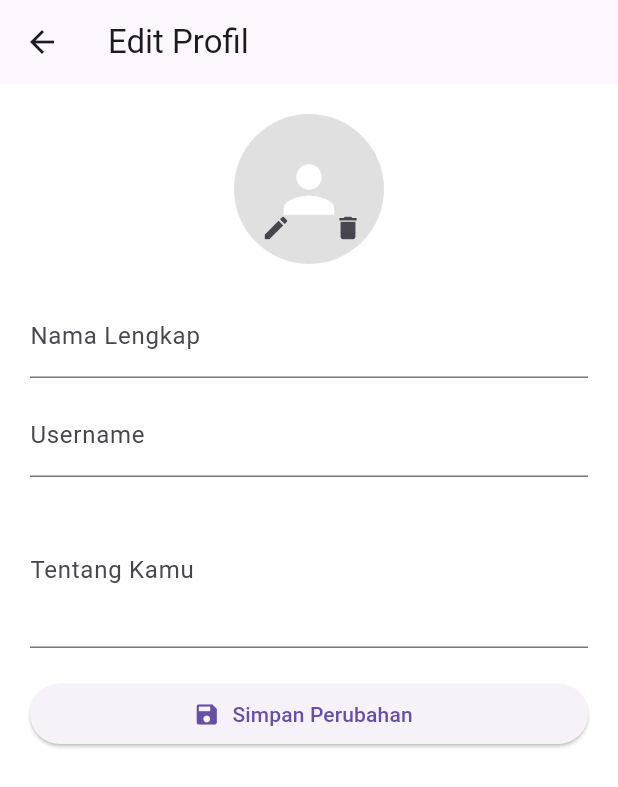
After one commit to Aprilrianto/lexicon, a Flutter app: the ProfileScreen screen opened by its route, after a tap on "Edit Profil", on a phone screen of 412 x 824 dp. The commit adds this screen. Shown: the top 787 px of the screen. Run offline on Flutter 3.47's test engine with Material 3 defaults, Android fonts, the light colour scheme and no system bars; our stand-ins replace image_picker, supabase_flutter; accounts and stored records are empty; network calls fail.

Commit message:
memperbaiki menu profil ,register dan menambah edit profil

```diff
--- a/lib/main.dart
+++ b/lib/main.dart
@@ -1,9 +1,11 @@
 import 'package:flutter/material.dart';
 import 'package:supabase_flutter/supabase_flutter.dart';
+
 import 'screens/login_screen.dart';
 import 'screens/register_screen.dart';
 import 'screens/home_screen.dart';
-import 'screens/profile_screen.dart'; // Tambahkan ini
+import 'screens/profile_screen.dart';
+import './screens/EditProfileScreen.dart'; // ✅ Tambahkan ini juga
 
 void main() async {
   WidgetsFlutterBinding.ensureInitialized();
@@ -34,7 +36,8 @@ class LexiconApp extends StatelessWidget {
         '/login': (context) => const LoginScreen(),
         '/register': (context) => const RegisterScreen(),
         '/home': (context) => const HomeScreen(),
-        '/profile': (context) => const ProfileScreen(), // ✅ Tambahkan route profile
+        '/profile': (context) => const ProfileScreen(), // ✅ Profile page
+        '/edit_profile': (context) => const EditProfileScreen(), // ✅ Tambahan halaman edit
       },
     );
   }
--- a/lib/models/profile.dart
+++ b/lib/models/profile.dart
@@ -1,19 +1,25 @@
 class Profile {
   final String id;
   final String fullName;
+  final String username;
   final String avatarUrl;
+  final String bio;
 
   Profile({
     required this.id,
     required this.fullName,
+    required this.username,
     required this.avatarUrl,
+    required this.bio,
   });
 
   factory Profile.fromMap(Map<String, dynamic> map) {
     return Profile(
       id: map['id'] ?? '',
       fullName: map['full_name'] ?? '',
+      username: map['username'] ?? '',
       avatarUrl: map['avatar_url'] ?? '',
+      bio: map['bio'] ?? '',
     );
   }
 
@@ -21,7 +27,9 @@ class Profile {
     return {
       'id': id,
       'full_name': fullName,
+      'username': username,
       'avatar_url': avatarUrl,
+      'bio': bio,
     };
   }
 }
--- /dev/null
+++ b/lib/screens/EditProfileScreen.dart
@@ -0,0 +1,156 @@
+import 'dart:io';
+import 'package:flutter/foundation.dart';
+import 'package:flutter/material.dart';
+import 'package:image_picker/image_picker.dart';
+import 'package:supabase_flutter/supabase_flutter.dart';
+import '../services/strorage_service.dart';
+
+class EditProfileScreen extends StatefulWidget {
+  const EditProfileScreen({super.key});
+
+  @override
+  State<EditProfileScreen> createState() => _EditProfileScreenState();
+}
+
+class _EditProfileScreenState extends State<EditProfileScreen> {
+  final user = Supabase.instance.client.auth.currentUser;
+  final _nameController = TextEditingController();
+  final _usernameController = TextEditingController();
+  final _bioController = TextEditingController();
+  String? _avatarUrl;
+  XFile? _pickedFile;
+  bool _loading = true;
+
+  @override
+  void initState() {
+    super.initState();
+    _loadProfile();
+  }
+
+  Future<void> _loadProfile() async {
+    final res = await Supabase.instance.client
+        .from('profiles')
+        .select()
+        .eq('id', user!.id)
+        .single();
+
+    _nameController.text = res['full_name'] ?? '';
+    _usernameController.text = res['username'] ?? '';
+    _bioController.text = res['bio'] ?? '';
+    _avatarUrl = res['avatar_url'];
+    setState(() => _loading = false);
+  }
+
+  Future<void> _pickImage() async {
+    final picker = ImagePicker();
+    final picked = await picker.pickImage(source: ImageSource.gallery);
+    if (picked != null) setState(() => _pickedFile = picked);
+  }
+
+  Future<void> _deleteAvatar() async {
+    await Supabase.instance.client
+        .from('profiles')
+        .update({'avatar_url': ''})
+        .eq('id', user!.id);
+    setState(() {
+      _avatarUrl = '';
+      _pickedFile = null;
+    });
+  }
+
+  Future<void> _saveProfile() async {
+    String avatarUrl = _avatarUrl ?? '';
+    if (_pickedFile != null) {
+      final file = kIsWeb ? _pickedFile! : File(_pickedFile!.path);
+      avatarUrl = await StorageService.uploadAvatar(user!.id, file);
+    }
+
+    await Supabase.instance.client.from('profiles').update({
+      'full_name': _nameController.text.trim(),
+      'username': _usernameController.text.trim(),
+      'bio': _bioController.text.trim(),
+      'avatar_url': avatarUrl,
+    }).eq('id', user!.id);
+
+    if (mounted) {
+      ScaffoldMessenger.of(context).showSnackBar(
+        const SnackBar(content: Text('Profil berhasil diperbarui')),
+      );
+      Navigator.pop(context);
+    }
+  }
+
+  @override
+  Widget build(BuildContext context) {
+    return Scaffold(
+      appBar: AppBar(title: const Text("Edit Profil")),
+      body: _loading
+          ? const Center(child: CircularProgressIndicator())
+          : ListView(
+              padding: const EdgeInsets.all(20),
+              children: [
+                Center(
+                  child: Stack(
+                    children: [
+                      CircleAvatar(
+                        radius: 50,
+                        backgroundColor: Colors.grey.shade300,
+                        backgroundImage: _pickedFile != null
+                            ? FileImage(File(_pickedFile!.path))
+                            : (_avatarUrl != null && _avatarUrl!.isNotEmpty)
+                                ? NetworkImage(_avatarUrl!) as ImageProvider
+                                : null,
+                        child: (_avatarUrl == null || _avatarUrl!.isEmpty) &&
+                                _pickedFile == null
+                            ? const Icon(Icons.person, size: 50, color: Colors.white)
+                            : null,
+                      ),
+                      Positioned(
+                        right: 0,
+                        bottom: 0,
+                        child: Row(
+                          children: [
+                            IconButton(
+                              icon: const Icon(Icons.edit, size: 20),
+                              onPressed: _pickImage,
+                            ),
+                            IconButton(
+                              icon: const Icon(Icons.delete, size: 20),
+                              onPressed: _deleteAvatar,
+                            ),
+                          ],
+                        ),
+                      ),
+                    ],
+                  ),
+                ),
+                const SizedBox(height: 20),
+                TextField(
+                  controller: _nameController,
+                  decoration: const InputDecoration(labelText: 'Nama Lengkap'),
+                ),
+                const SizedBox(height: 10),
+                TextField(
+                  controller: _usernameController,
+                  decoration: const InputDecoration(labelText: 'Username'),
+                ),
+                const SizedBox(height: 10),
+                TextField(
+                  controller: _bioController,
+                  maxLines: 3,
+                  decoration: const InputDecoration(
+                    labelText: 'Tentang Kamu',
+                    hintText: 'Tambahkan keterangan singkat tentang diri kamu',
+                  ),
+                ),
+                const SizedBox(height: 20),
+                ElevatedButton.icon(
+                  onPressed: _saveProfile,
+                  icon: const Icon(Icons.save),
+                  label: const Text("Simpan Perubahan"),
+                ),
+              ],
+            ),
+    );
+  }
+}
--- a/lib/screens/profile_screen.dart
+++ b/lib/screens/profile_screen.dart
@@ -1,10 +1,7 @@
-import 'dart:io';
+// Halaman Profile (hanya untuk menampilkan profil & navigasi ke Edit)
 import 'package:flutter/material.dart';
-import 'package:flutter/foundation.dart'; // untuk kIsWeb
-import 'package:image_picker/image_picker.dart';
 import 'package:supabase_flutter/supabase_flutter.dart';
-import '../models/profile.dart';
-import '../services/strorage_service.dart';
+import 'EditProfileScreen.dart';
 
 class ProfileScreen extends StatefulWidget {
   const ProfileScreen({super.key});
@@ -15,55 +12,8 @@ class ProfileScreen extends StatefulWidget {
 
 class _ProfileScreenState extends State<ProfileScreen> {
   final user = Supabase.instance.client.auth.currentUser;
-  final _nameController = TextEditingController();
-  String? _avatarUrl;
-  XFile? _newAvatar;
+  Map<String, dynamic>? _profile;
   bool _loading = true;
-
-  Future<void> _loadProfile() async {
-    final res = await Supabase.instance.client
-        .from('profiles')
-        .select()
-        .eq('id', user!.id)
-        .single();
-    final profile = Profile.fromMap(res);
-    _nameController.text = profile.fullName;
-    _avatarUrl = profile.avatarUrl;
-    setState(() => _loading = false);
-  }
-
-  Future<void> _pickAvatar() async {
-    final picked = await ImagePicker().pickImage(source: ImageSource.gallery);
-    if (picked != null) setState(() => _newAvatar = picked);
-  }
-
-  Future<void> _save() async {
-    String avatarUrl = _avatarUrl ?? '';
-    if (_newAvatar != null) {
-      final file = kIsWeb ? _newAvatar! : File(_newAvatar!.path);
-      avatarUrl = await StorageService.uploadAvatar(user!.id, file);
-    }
-    await Supabase.instance.client.from('profiles').update({
-      'full_name': _nameController.text.trim(),
-      'avatar_url': avatarUrl,
-    }).eq('id', user!.id);
-    Navigator.pop(context);
-  }
-
-  Future<void> _deleteAvatar() async {
-    await Supabase.instance.client.from('profiles').update({
-      'avatar_url': ''
-    }).eq('id', user!.id);
-    setState(() {
-      _avatarUrl = '';
-      _newAvatar = null;
-    });
-  }
-
-  Future<void> _logout() async {
-    await Supabase.instance.client.auth.signOut();
-    if (mounted) Navigator.pushReplacementNamed(context, '/login');
-  }
 
   @override
   void initState() {
@@ -71,55 +21,67 @@ class _ProfileScreenState extends State<ProfileScreen> {
     _loadProfile();
   }
 
+  Future<void> _loadProfile() async {
+    final data = await Supabase.instance.client
+        .from('profiles')
+        .select()
+        .eq('id', user!.id)
+        .single();
+    setState(() {
+      _profile = data;
+      _loading = false;
+    });
+  }
+
   @override
   Widget build(BuildContext context) {
     return Scaffold(
-      appBar: AppBar(
-        title: const Text('Profile'),
-        actions: [
-          IconButton(onPressed: _logout, icon: const Icon(Icons.logout)),
-        ],
-      ),
+      appBar: AppBar(title: const Text("Profil")),
       body: _loading
           ? const Center(child: CircularProgressIndicator())
-          : Padding(
-              padding: const EdgeInsets.all(24.0),
-              child: Column(
+          : ListView(
+              padding: const EdgeInsets.all(24),
               children: [
-                  GestureDetector(
-                    onTap: _pickAvatar,
+                Center(
                   child: CircleAvatar(
                     radius: 50,
-                      backgroundImage: _newAvatar != null
-                          ? (kIsWeb
-                              ? NetworkImage(_newAvatar!.path)
-                              : FileImage(File(_newAvatar!.path))) as ImageProvider
-                          : (_avatarUrl != null && _avatarUrl!.isNotEmpty)
-                              ? NetworkImage(_avatarUrl!)
+                    backgroundImage: _profile!["avatar_url"] != null && _profile!["avatar_url"].toString().isNotEmpty
+                        ? NetworkImage(_profile!["avatar_url"]) as ImageProvider
                         : null,
-                      child: (_avatarUrl == null || _avatarUrl!.isEmpty) && _newAvatar == null
-                          ? const Icon(Icons.person, size: 40)
+                    child: (_profile!["avatar_url"] == null || _profile!["avatar_url"].isEmpty)
+                        ? const Icon(Icons.person, size: 50)
                         : null,
                   ),
                 ),
-                  TextButton.icon(
-                    onPressed: _deleteAvatar,
-                    icon: const Icon(Icons.delete),
-                    label: const Text('Remove Avatar'),
+                const SizedBox(height: 12),
+                Center(child: Text(_profile!["full_name"] ?? '-', style: const TextStyle(fontSize: 18, fontWeight: FontWeight.bold))),
+                Center(child: Text('@${_profile!["username"] ?? ''}', style: const TextStyle(color: Colors.grey))),
+                const SizedBox(height: 20),
+                const Row(
+                  mainAxisAlignment: MainAxisAlignment.spaceEvenly,
+                  children: [
+                    Column(children: [Text("1"), Text("Daftar Bacaan")]),
+                    Column(children: [Text("2"), Text("Pengikut")]),
+                  ],
                 ),
-                  const SizedBox(height: 20),
-                  TextField(
-                    controller: _nameController,
-                    decoration: const InputDecoration(labelText: 'Full Name'),
+                const Divider(height: 40),
+                const Text("Tentang Kamu", style: TextStyle(fontWeight: FontWeight.bold)),
+                Text(
+                  _profile!["bio"] ?? 'Belum ada bio.',
+                  style: const TextStyle(color: Colors.black87),
                 ),
                 const SizedBox(height: 20),
                 ElevatedButton.icon(
-                    onPressed: _save,
-                    icon: const Icon(Icons.save),
-                    label: const Text('Save Changes'),
-                  ),
+                  onPressed: () {
+                    Navigator.push(
+                      context,
+                      MaterialPageRoute(builder: (_) => const EditProfileScreen()),
+                    );
+                  },
+                  icon: const Icon(Icons.edit),
+                  label: const Text("Edit Profil"),
+                )
               ],
-              ),
             ),
     );
   }
```
Also changed, not shown: lib/screens/register_screen.dart (+17 -6 lines). Lines whose indentation alone changed are shown as unchanged.
